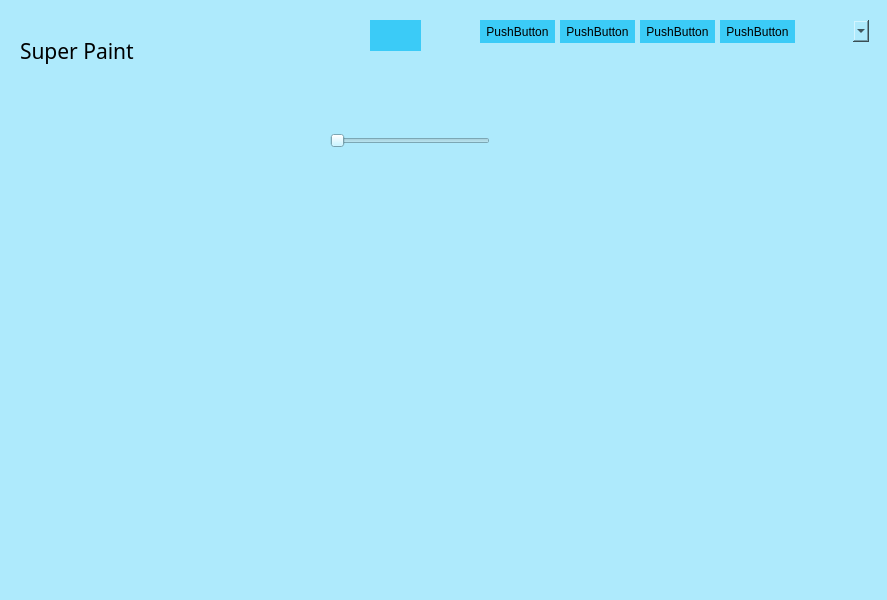
Before: the Qt Designer form views/main_window.ui in FlorOchoa29/superpaint, drawn with Qt 5.
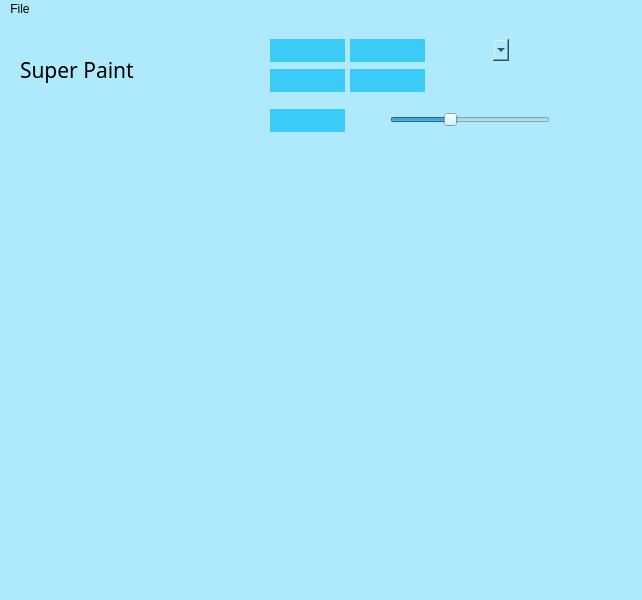
After: the same form once the commit is applied. Icons and pictures are not drawn.

What changed in the file:
```diff
--- a/views/main_window.ui
+++ b/views/main_window.ui
@@ -6,7 +6,7 @@
    <rect>
     <x>0</x>
     <y>0</y>
-    <width>887</width>
+    <width>642</width>
     <height>600</height>
    </rect>
   </property>
@@ -40,7 +40,7 @@
    <widget class="QTextEdit" name="textEdit">
     <property name="geometry">
      <rect>
-      <x>150</x>
+      <x>160</x>
       <y>20</y>
       <width>104</width>
       <height>71</height>
@@ -53,12 +53,21 @@
    <widget class="QSlider" name="horizontalSlider">
     <property name="geometry">
      <rect>
-      <x>330</x>
-      <y>130</y>
+      <x>390</x>
+      <y>90</y>
       <width>160</width>
       <height>22</height>
      </rect>
     </property>
+    <property name="minimum">
+     <number>1</number>
+    </property>
+    <property name="maximum">
+     <number>80</number>
+    </property>
+    <property name="value">
+     <number>30</number>
+    </property>
     <property name="orientation">
      <enum>Qt::Horizontal</enum>
     </property>
@@ -66,10 +75,10 @@
    <widget class="QPushButton" name="pushButton">
     <property name="geometry">
      <rect>
-      <x>370</x>
+      <x>270</x>
       <y>20</y>
-      <width>51</width>
-      <height>31</height>
+      <width>75</width>
+      <height>23</height>
      </rect>
     </property>
     <property name="styleSheet">
@@ -87,8 +96,8 @@
    <widget class="QPushButton" name="pushButton_2">
     <property name="geometry">
      <rect>
-      <x>480</x>
-      <y>20</y>
+      <x>270</x>
+      <y>50</y>
       <width>75</width>
       <height>23</height>
      </rect>
@@ -98,13 +107,13 @@
 border:none;</string>
     </property>
     <property name="text">
-     <string>PushButton</string>
+     <string/>
     </property>
    </widget>
    <widget class="QPushButton" name="pushButton_3">
     <property name="geometry">
      <rect>
-      <x>560</x>
+      <x>350</x>
       <y>20</y>
       <width>75</width>
       <height>23</height>
@@ -115,14 +124,14 @@
 border:none;</string>
     </property>
     <property name="text">
-     <string>PushButton</string>
+     <string/>
     </property>
    </widget>
    <widget class="QPushButton" name="pushButton_4">
     <property name="geometry">
      <rect>
-      <x>640</x>
-      <y>20</y>
+      <x>350</x>
+      <y>50</y>
       <width>75</width>
       <height>23</height>
      </rect>
@@ -132,14 +141,14 @@
 border:none;</string>
     </property>
     <property name="text">
-     <string>PushButton</string>
+     <string/>
     </property>
    </widget>
    <widget class="QPushButton" name="pushButton_5">
     <property name="geometry">
      <rect>
-      <x>720</x>
-      <y>20</y>
+      <x>270</x>
+      <y>90</y>
       <width>75</width>
       <height>23</height>
      </rect>
@@ -149,13 +158,13 @@
 border:none;</string>
     </property>
     <property name="text">
-     <string>PushButton</string>
+     <string/>
     </property>
    </widget>
    <widget class="QComboBox" name="comboBox">
     <property name="geometry">
      <rect>
-      <x>800</x>
+      <x>440</x>
       <y>20</y>
       <width>69</width>
       <height>22</height>
@@ -168,10 +177,17 @@
     <rect>
      <x>0</x>
      <y>0</y>
-     <width>887</width>
+     <width>642</width>
      <height>21</height>
     </rect>
    </property>
+   <widget class="QMenu" name="menuFile">
+    <property name="title">
+     <string>File</string>
+    </property>
+    <addaction name="actionOpen"/>
+   </widget>
+   <addaction name="menuFile"/>
   </widget>
   <widget class="QStatusBar" name="statusbar"/>
  </widget>
```
Left out of the diff: 49 changed lines with no effect on the pictures.
